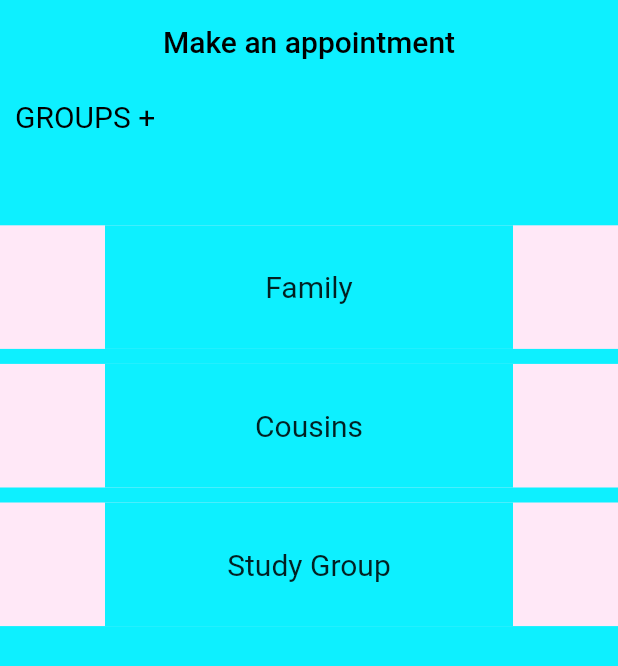
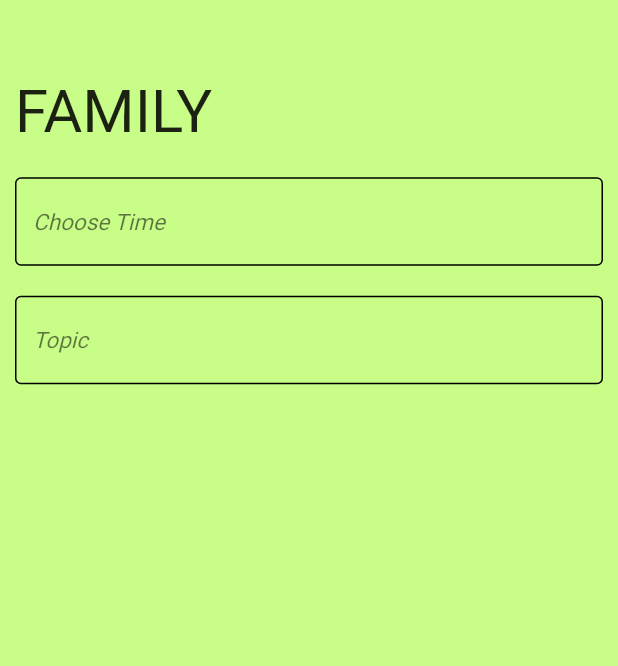
Before and after one commit to ameysunu/hackionaire, a Flutter app: the Add screen opened directly, after a tap on "Family", on a phone screen of 412 x 824 dp. Shown: the top 666 px of the screen. Run offline on Flutter 3.47's test engine with Material 2 defaults, Android fonts, the phone set to English and light mode, and no system bars; our stand-ins replace cloud_firestore, firebase_auth, firebase_core, google_sign_in, hexcolor; accounts and stored records are empty.

Commit message:
pages added

```diff
--- a/lib/appointments.dart
+++ b/lib/appointments.dart
@@ -1,5 +1,6 @@
 import 'package:cloud_firestore/cloud_firestore.dart';
 import 'package:flutter/material.dart';
+import 'package:hackionaire/family.dart';
 import 'package:hexcolor/hexcolor.dart';
 
 Future<DocumentSnapshot> getUserInfo() async {
@@ -182,7 +183,13 @@ class _AddState extends State<Add> {
                     ),
                   ),
                   onTap: () {
-                    null;
+                    Navigator.of(context).push(
+                      MaterialPageRoute(
+                        builder: (context) {
+                          return Fam();
+                        },
+                      ),
+                    );
                   },
                 ),
               ),
--- /dev/null
+++ b/lib/family.dart
@@ -0,0 +1,80 @@
+import 'package:flutter/material.dart';
+import 'package:hexcolor/hexcolor.dart';
+
+final timeController = TextEditingController();
+final topicController = TextEditingController();
+
+class Fam extends StatefulWidget {
+  @override
+  _FamState createState() => _FamState();
+}
+
+class _FamState extends State<Fam> {
+  @override
+  Widget build(BuildContext context) {
+    return Scaffold(
+      backgroundColor: HexColor('#C8FD87'),
+      body: SafeArea(
+        child: SingleChildScrollView(
+          child: Column(
+            crossAxisAlignment: CrossAxisAlignment.start,
+            children: [
+              Container(
+                height: MediaQuery.of(context).size.height * 0.05,
+              ),
+              Padding(
+                padding: const EdgeInsets.all(10.0),
+                child: Text(
+                  "FAMILY",
+                  style: TextStyle(fontFamily: 'Roboto Regular', fontSize: 40),
+                ),
+              ),
+              Padding(
+                padding: const EdgeInsets.fromLTRB(10, 10, 10, 10),
+                child: TextFormField(
+                  controller: timeController,
+                  style: TextStyle(
+                      color: Colors.black, fontFamily: 'Roboto Regular'),
+                  decoration: new InputDecoration(
+                    enabledBorder: new OutlineInputBorder(
+                        borderSide: new BorderSide(color: Colors.black)),
+                    hintStyle: TextStyle(
+                      fontFamily: 'Roboto Regular',
+                      color: Colors.black54,
+                      fontSize: 15,
+                      fontStyle: FontStyle.italic,
+                    ),
+                    labelStyle: TextStyle(
+                        fontFamily: 'Roboto Regular', color: Colors.black),
+                    hintText: 'Choose Time',
+                  ),
+                ),
+              ),
+              Padding(
+                padding: const EdgeInsets.fromLTRB(10, 10, 10, 10),
+                child: TextFormField(
+                  controller: topicController,
+                  style: TextStyle(
+                      color: Colors.black, fontFamily: 'Roboto Regular'),
+                  decoration: new InputDecoration(
+                    enabledBorder: new OutlineInputBorder(
+                        borderSide: new BorderSide(color: Colors.black)),
+                    hintStyle: TextStyle(
+                      fontFamily: 'Roboto Regular',
+                      color: Colors.black54,
+                      fontSize: 15,
+                      fontStyle: FontStyle.italic,
+                    ),
+                    labelStyle: TextStyle(
+                        fontFamily: 'Roboto Regular', color: Colors.black),
+                    hintText: 'Topic',
+                  ),
+                ),
+              ),
+            ],
+          ),
+        ),
+      ),
+    );
+  }
+}
```
